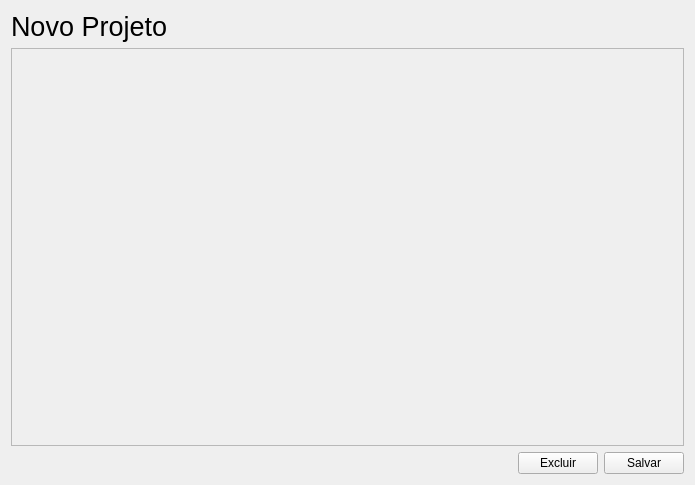
Qt form view/nv_projeto.ui (imora97/Gerenciamento-de-Projetos) before a commit.
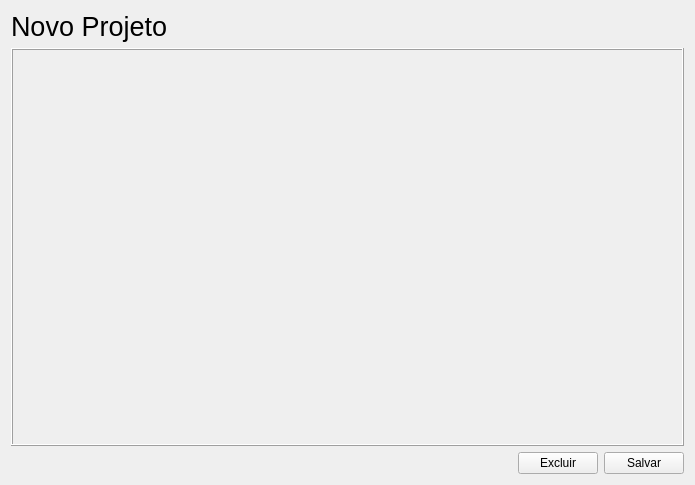
The same form after that commit.

Diff of the .ui file:
```diff
--- a/view/nv_projeto.ui
+++ b/view/nv_projeto.ui
@@ -42,7 +42,7 @@
    <item>
     <widget class="QFrame" name="frame">
      <property name="frameShape">
-      <enum>QFrame::StyledPanel</enum>
+      <enum>QFrame::Box</enum>
      </property>
      <property name="frameShadow">
       <enum>QFrame::Raised</enum>
```
